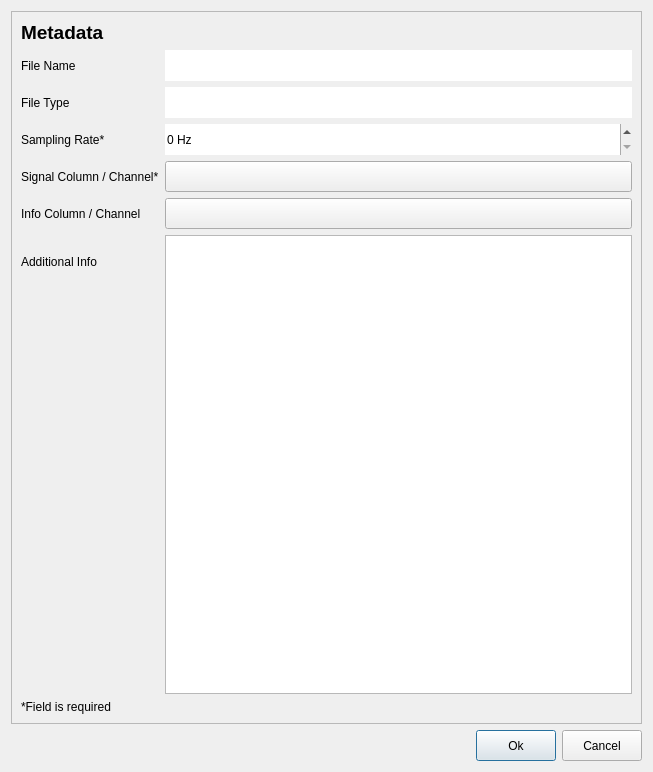
Before: the Qt Designer form signal_editor/ui/dialog_metadata.ui in fred-kr/signal-editor-v2, drawn with Qt 5.
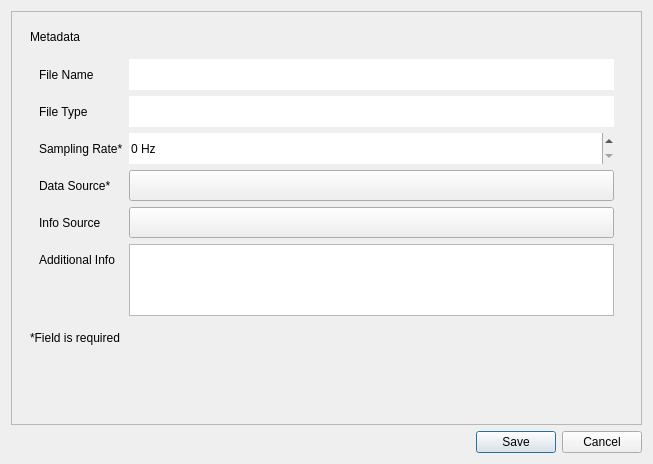
After: the same form once the commit is applied. Icons and pictures are not drawn. Custom widgets are drawn as their Qt base class.

```diff
--- a/signal_editor/ui/dialog_metadata.ui
+++ b/signal_editor/ui/dialog_metadata.ui
@@ -7,7 +7,7 @@
     <x>0</x>
     <y>0</y>
     <width>653</width>
-    <height>772</height>
+    <height>464</height>
    </rect>
   </property>
   <property name="windowTitle">
@@ -16,37 +16,13 @@
   <layout class="QGridLayout" name="gridLayout">
    <item row="1" column="1">
     <widget class="PushButton" name="btn_accept">
-     <property name="sizePolicy">
-      <sizepolicy hsizetype="Fixed" vsizetype="Fixed">
-       <horstretch>0</horstretch>
-       <verstretch>0</verstretch>
-      </sizepolicy>
-     </property>
-     <property name="minimumSize">
-      <size>
-       <width>75</width>
-       <height>31</height>
-      </size>
-     </property>
      <property name="text">
-      <string>Ok</string>
+      <string>Save</string>
      </property>
     </widget>
    </item>
    <item row="1" column="2">
     <widget class="PushButton" name="btn_reject">
-     <property name="sizePolicy">
-      <sizepolicy hsizetype="Fixed" vsizetype="Fixed">
-       <horstretch>0</horstretch>
-       <verstretch>0</verstretch>
-      </sizepolicy>
-     </property>
-     <property name="minimumSize">
-      <size>
-       <width>75</width>
-       <height>31</height>
-      </size>
-     </property>
      <property name="text">
       <string>Cancel</string>
      </property>
@@ -76,20 +52,22 @@
         <x>0</x>
         <y>0</y>
         <width>633</width>
-        <height>715</height>
+        <height>414</height>
        </rect>
       </property>
       <layout class="QVBoxLayout" name="verticalLayout_2">
        <item>
+        <widget class="QWidget" name="container_widget" native="true">
         <layout class="QVBoxLayout" name="verticalLayout">
          <item>
           <widget class="QLabel" name="label">
            <property name="text">
-            <string>&lt;html&gt;&lt;head/&gt;&lt;body&gt;&lt;p&gt;&lt;span style=&quot; font-size:14pt; font-weight:700;&quot;&gt;Metadata&lt;/span&gt;&lt;/p&gt;&lt;/body&gt;&lt;/html&gt;</string>
+             <string>Metadata</string>
            </property>
           </widget>
          </item>
-         <item>
+          <item alignment="Qt::AlignmentFlag::AlignTop">
+           <widget class="QWidget" name="container_form_layout" native="true">
           <layout class="QFormLayout" name="formLayout">
            <item row="0" column="0">
             <widget class="BodyLabel" name="label_2">
@@ -182,6 +160,9 @@
              <property name="frame">
               <bool>false</bool>
              </property>
+               <property name="specialValueText">
+                <string>&lt;Not set&gt;</string>
+               </property>
              <property name="suffix">
               <string> Hz</string>
              </property>
@@ -199,7 +180,7 @@
               </size>
              </property>
              <property name="text">
-              <string>Signal Column / Channel*</string>
+                <string>Data Source*</string>
              </property>
             </widget>
            </item>
@@ -225,7 +206,7 @@
               </size>
              </property>
              <property name="text">
-              <string>Info Column / Channel</string>
+                <string>Info Source</string>
              </property>
             </widget>
            </item>
@@ -244,6 +225,12 @@
            </item>
            <item row="5" column="0">
             <widget class="BodyLabel" name="label_7">
+               <property name="sizePolicy">
+                <sizepolicy hsizetype="Preferred" vsizetype="Fixed">
+                 <horstretch>0</horstretch>
+                 <verstretch>0</verstretch>
+                </sizepolicy>
+               </property>
              <property name="minimumSize">
               <size>
                <width>0</width>
@@ -299,6 +286,7 @@
             </widget>
            </item>
           </layout>
+           </widget>
          </item>
          <item>
           <widget class="QLabel" name="label_8">
@@ -307,7 +295,21 @@
            </property>
           </widget>
          </item>
-        </layout>
+          <item>
+           <spacer name="verticalSpacer">
+            <property name="orientation">
+             <enum>Qt::Orientation::Vertical</enum>
+            </property>
+            <property name="sizeHint" stdset="0">
+             <size>
+              <width>20</width>
+              <height>40</height>
+             </size>
+            </property>
+           </spacer>
+          </item>
+         </layout>
+        </widget>
        </item>
       </layout>
      </widget>
@@ -316,26 +318,26 @@
   </layout>
  </widget>
  <customwidgets>
+  <customwidget>
+   <class>LineEdit</class>
+   <extends>QLineEdit</extends>
+   <header>qfluentwidgets</header>
+  </customwidget>
+  <customwidget>
+   <class>ComboBox</class>
+   <extends>QPushButton</extends>
+   <header>qfluentwidgets</header>
+  </customwidget>
   <customwidget>
    <class>DataTreeWidget</class>
    <extends>QTreeWidget</extends>
    <header>pyqtgraph</header>
   </customwidget>
-  <customwidget>
-   <class>LineEdit</class>
-   <extends>QLineEdit</extends>
-   <header>qfluentwidgets</header>
-  </customwidget>
   <customwidget>
    <class>SpinBox</class>
    <extends>QSpinBox</extends>
    <header>qfluentwidgets</header>
   </customwidget>
-  <customwidget>
-   <class>ComboBox</class>
-   <extends>QPushButton</extends>
-   <header>qfluentwidgets</header>
-  </customwidget>
   <customwidget>
    <class>BodyLabel</class>
    <extends>QLabel</extends>
@@ -346,6 +348,11 @@
    <extends>QPushButton</extends>
    <header>qfluentwidgets</header>
   </customwidget>
+  <customwidget>
+   <class>SubtitleLabel</class>
+   <extends>QLabel</extends>
+   <header>qfluentwidgets</header>
+  </customwidget>
  </customwidgets>
  <tabstops>
   <tabstop>scrollArea</tabstop>
```
Left out of the diff: 39 changed lines with no effect on the pictures. Lines whose indentation alone changed are shown as unchanged.
